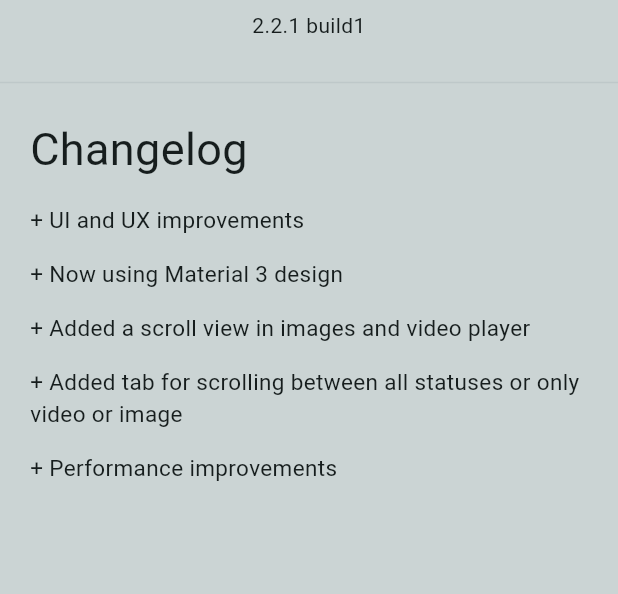
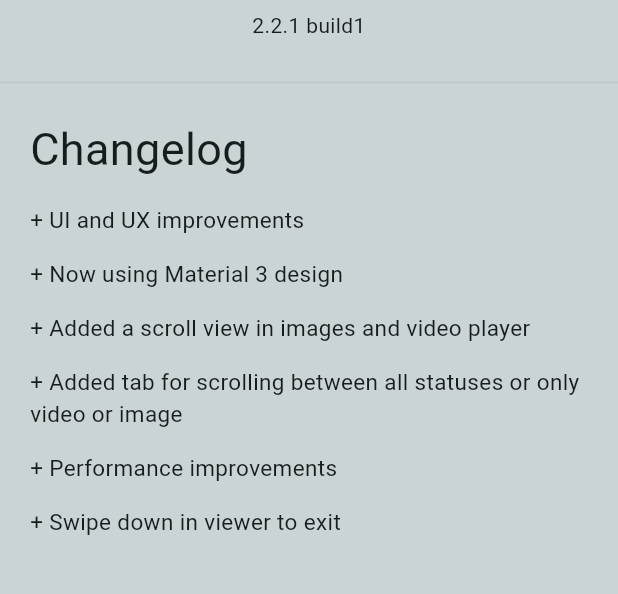
Before and after one commit to JobaAdewumi/status_saver, a Flutter app: the HelpAndInfo screen opened by its route, on a phone screen of 412 x 824 dp, the part 297-891 px from its top. Run offline on Flutter 3.47's test engine with Material 2 defaults, Android fonts, the phone set to English and light mode, and no system bars; our stand-ins replace device_info_plus, gallery_saver, permission_handler, share_plus, shared_preferences, video_player; missing offline and left inert: file_manager, saf, video_thumbnail; accounts and stored records are empty.

Commit message:
version 2.2.2 build 1

```diff
--- a/lib/views/WhatsAppViews/home/HelpAndInfo.dart
+++ b/lib/views/WhatsAppViews/home/HelpAndInfo.dart
@@ -88,6 +88,14 @@ class HelpAndInfo extends StatelessWidget {
               style: TextStyle(fontSize: 15),
             ),
           ),
+          Padding(
+            padding: EdgeInsets.only(top: 15, left: 20),
+            child: Text(
+              '+ Swipe down in viewer to exit',
+              textAlign: TextAlign.left,
+              style: TextStyle(fontSize: 15),
+            ),
+          ),
         ],
       ),
     );
--- a/pubspec.yaml
+++ b/pubspec.yaml
@@ -30,15 +30,12 @@ dependencies:
   dio: ^4.0.6
   path_provider: ^2.0.11
   file_manager: ^1.0.0
-  image_gallery_saver: ^1.7.1
   permission_handler: ^9.2.0
   video_thumbnail: ^0.5.2
   video_player: ^2.4.5
-  introduction_screen: ^3.0.0
   share_plus: ^4.0.10
   shared_preferences: ^2.0.15
   provider: ^6.0.3
-  page_view_indicators: ^2.0.0
   saf: ^1.0.3+3
   gallery_saver: ^2.3.2
   shared_storage: ^0.5.0
@@ -51,7 +48,6 @@ dependencies:
   # Use with the CupertinoIcons class for iOS style icons.
   cupertino_icons: ^1.0.2
   path: ^1.8.1
-  io: ^1.0.3
 
 
 dev_dependencies:
```
Also changed, not shown: pubspec.lock.
